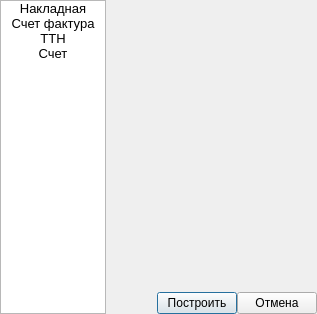
This is ui/order_doc_list.ui in Meller008/CRM-Avi as Qt 5 draws it before an edit. The edited form follows.
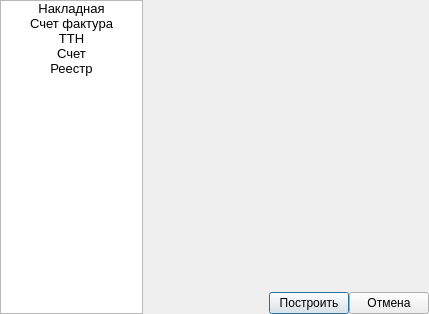
This is the edited form.

Commit message: работа - Добавлен реестр в список документов заказа!

Patch:
```diff
--- a/ui/order_doc_list.ui
+++ b/ui/order_doc_list.ui
@@ -6,7 +6,7 @@
    <rect>
     <x>0</x>
     <y>0</y>
-    <width>317</width>
+    <width>429</width>
     <height>314</height>
    </rect>
   </property>
@@ -766,6 +766,14 @@
        <set>AlignCenter</set>
       </property>
      </item>
+     <item>
+      <property name="text">
+       <string>Реестр</string>
+      </property>
+      <property name="textAlignment">
+       <set>AlignCenter</set>
+      </property>
+     </item>
     </widget>
    </item>
   </layout>
```
The commit also changes 3 other files.
